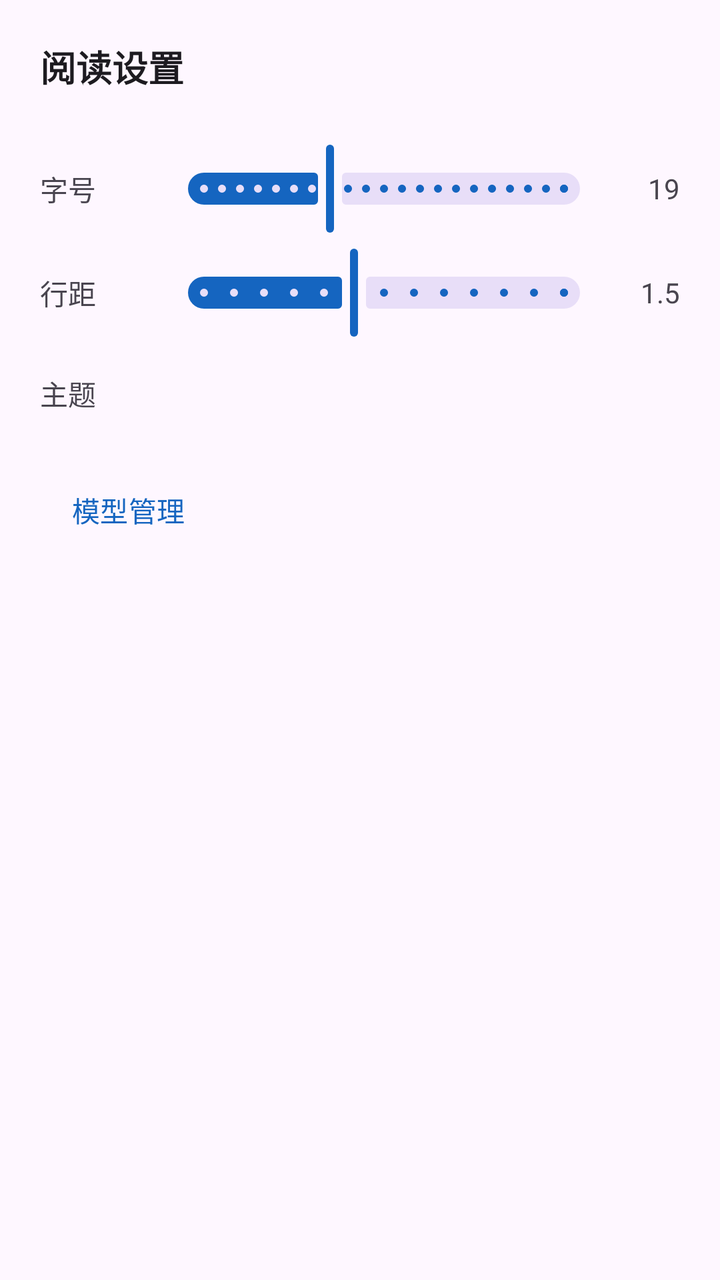
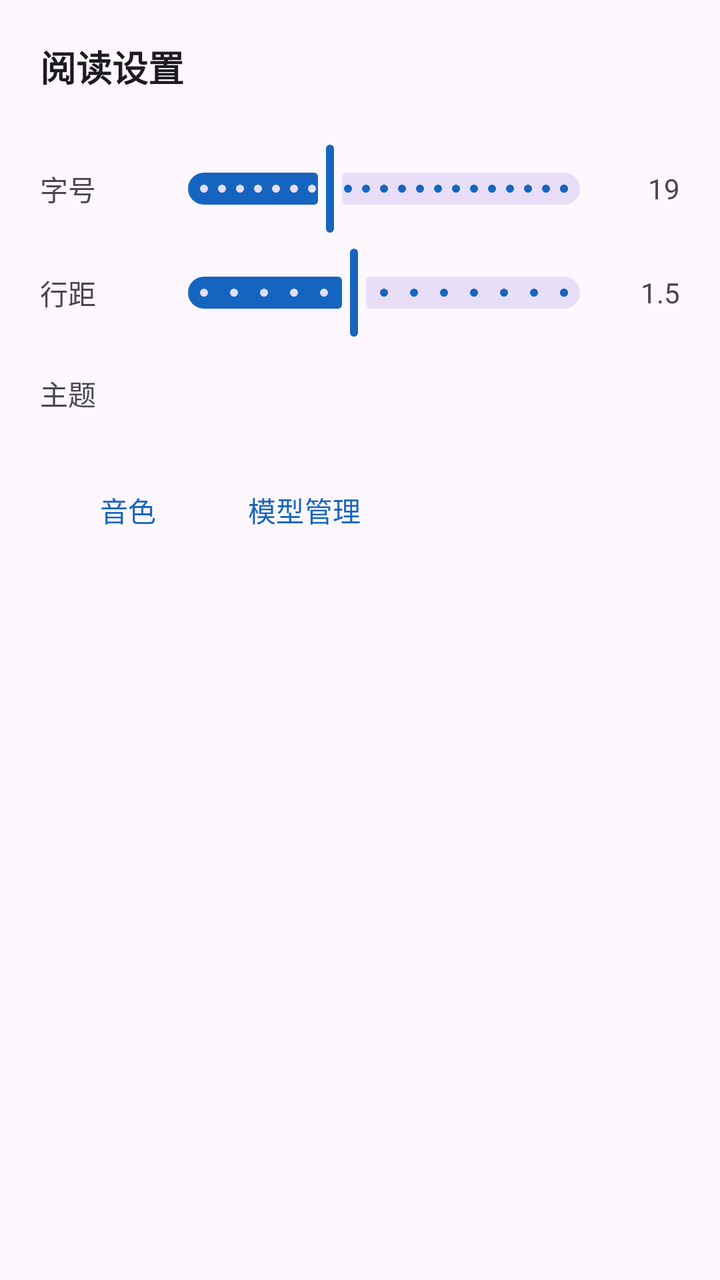

An Android layout rendered at two revisions. The XML below is the earlier revision; the diff shows what the commit changed to produce the second picture.
<!-- AndroidManifest.xml: application theme Theme.AReadText -->
<!-- res/layout/sheet_reading_settings.xml -->
<?xml version="1.0" encoding="utf-8"?>
<LinearLayout xmlns:android="http://schemas.android.com/apk/res/android"
    xmlns:app="http://schemas.android.com/apk/res-auto"
    android:layout_width="match_parent"
    android:layout_height="wrap_content"
    android:orientation="vertical"
    android:padding="20dp">

    
    <TextView
        android:layout_width="wrap_content"
        android:layout_height="wrap_content"
        android:text="@string/reading_settings"
        android:textSize="18sp"
        android:textStyle="bold"
        android:textColor="?android:attr/textColorPrimary"
        android:layout_marginBottom="16dp" />

    
    <LinearLayout
        android:layout_width="match_parent"
        android:layout_height="wrap_content"
        android:orientation="horizontal"
        android:gravity="center_vertical"
        android:layout_marginTop="8dp">

        <TextView
            android:layout_width="60dp"
            android:layout_height="wrap_content"
            android:text="@string/font_size_label"
            android:textSize="14sp"
            android:textColor="?android:attr/textColorSecondary" />

        <com.google.android.material.slider.Slider
            android:id="@+id/sliderFont"
            android:layout_width="0dp"
            android:layout_height="wrap_content"
            android:layout_weight="1"
            android:valueFrom="12.0"
            android:valueTo="32.0"
            android:stepSize="1.0"
            android:value="19.0" />

        <TextView
            android:id="@+id/labelFont"
            android:layout_width="36dp"
            android:layout_height="wrap_content"
            android:textSize="14sp"
            android:gravity="end"
            android:textColor="?android:attr/textColorSecondary"
            android:text="19" />
    </LinearLayout>

    
    <LinearLayout
        android:layout_width="match_parent"
        android:layout_height="wrap_content"
        android:orientation="horizontal"
        android:gravity="center_vertical"
        android:layout_marginTop="4dp">

        <TextView
            android:layout_width="60dp"
            android:layout_height="wrap_content"
            android:text="@string/line_spacing_label"
            android:textSize="14sp"
            android:textColor="?android:attr/textColorSecondary" />

        <com.google.android.material.slider.Slider
            android:id="@+id/sliderLine"
            android:layout_width="0dp"
            android:layout_height="wrap_content"
            android:layout_weight="1"
            android:valueFrom="1.0"
            android:valueTo="2.2"
            android:stepSize="0.1"
            android:value="1.5" />

        <TextView
            android:id="@+id/labelLine"
            android:layout_width="36dp"
            android:layout_height="wrap_content"
            android:textSize="14sp"
            android:gravity="end"
            android:textColor="?android:attr/textColorSecondary"
            android:text="1.5" />
    </LinearLayout>

    
    <TextView
        android:layout_width="wrap_content"
        android:layout_height="wrap_content"
        android:text="@string/theme_label"
        android:textSize="14sp"
        android:textColor="?android:attr/textColorSecondary"
        android:layout_marginTop="16dp"
        android:layout_marginBottom="8dp" />

    <LinearLayout
        android:id="@+id/themeGrid"
        android:layout_width="match_parent"
        android:layout_height="wrap_content"
        android:orientation="vertical" />

    
    <com.google.android.material.button.MaterialButton
        android:id="@+id/btnModelManager"
        style="@style/Widget.Material3.Button.TextButton"
        android:layout_width="wrap_content"
        android:layout_height="wrap_content"
        android:layout_marginTop="16dp"
        android:text="@string/model_manager_short" />

</LinearLayout>
<!-- resources referenced by this layout -->
<resources>
  <string name="font_size_label">字号</string>
  <string name="line_spacing_label">行距</string>
  <string name="model_manager_short">模型管理</string>
  <string name="reading_settings">阅读设置</string>
  <string name="theme_label">主题</string>
  <style name="Theme.AReadText" parent="Theme.Material3.DayNight.NoActionBar">
          <item name="colorPrimary">@color/seed</item>
          <item name="colorPrimaryDark">@color/seed_dark</item>
          <item name="android:statusBarColor">?attr/colorPrimaryDark</item>
      </style>
  <color name="seed">#1565C0</color>
  <color name="seed_dark">#0D47A1</color>
</resources>

<!-- the commit's change to res/layout/sheet_reading_settings.xml (unified diff, before → after) -->
@@ -103,12 +103,25 @@
         android:orientation="vertical" />
 
     
-    <com.google.android.material.button.MaterialButton
-        android:id="@+id/btnModelManager"
-        style="@style/Widget.Material3.Button.TextButton"
-        android:layout_width="wrap_content"
+    <LinearLayout
+        android:layout_width="match_parent"
         android:layout_height="wrap_content"
-        android:layout_marginTop="16dp"
-        android:text="@string/model_manager_short" />
+        android:orientation="horizontal"
+        android:layout_marginTop="16dp">
+
+        <com.google.android.material.button.MaterialButton
+            android:id="@+id/btnVoice"
+            style="@style/Widget.Material3.Button.TextButton"
+            android:layout_width="wrap_content"
+            android:layout_height="wrap_content"
+            android:text="@string/voice_label" />
+
+        <com.google.android.material.button.MaterialButton
+            android:id="@+id/btnModelManager"
+            style="@style/Widget.Material3.Button.TextButton"
+            android:layout_width="wrap_content"
+            android:layout_height="wrap_content"
+            android:text="@string/model_manager_short" />
+    </LinearLayout>
 
 </LinearLayout>
<!-- resource entries referenced after the edit -->
@@ -5,6 +5,7 @@
   <string name="model_manager_short">模型管理</string>
   <string name="reading_settings">阅读设置</string>
   <string name="theme_label">主题</string>
+  <string name="voice_label">音色</string>
   <style name="Theme.AReadText" parent="Theme.Material3.DayNight.NoActionBar">
           <item name="colorPrimary">@color/seed</item>
           <item name="colorPrimaryDark">@color/seed_dark</item>
